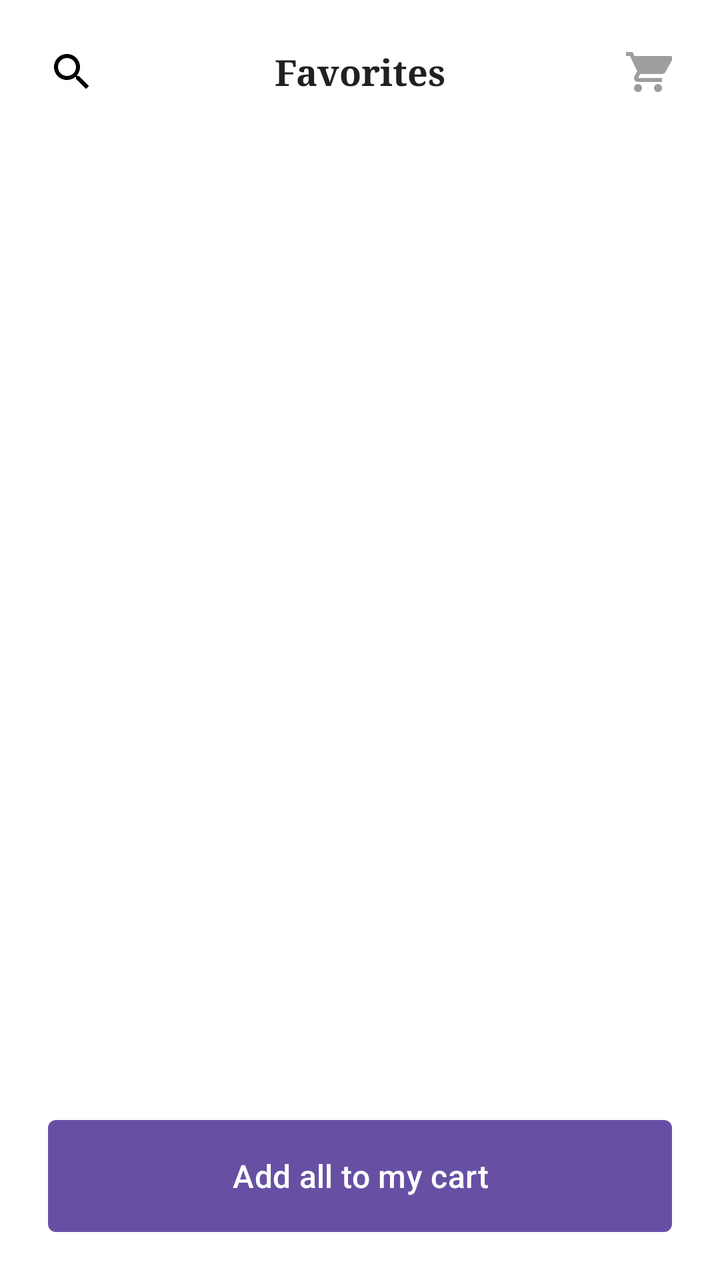
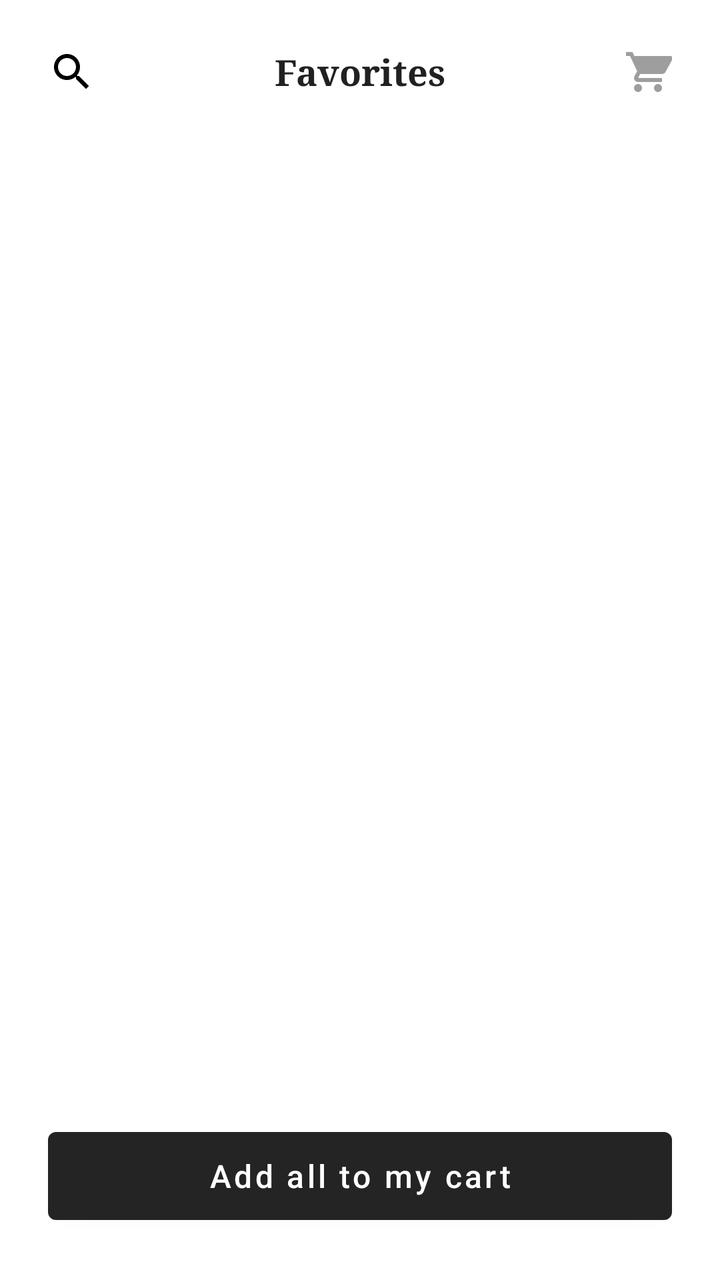

An Android layout rendered at two revisions. The XML below is the earlier revision; the diff shows what the commit changed to produce the second picture.
<!-- AndroidManifest.xml: application theme Theme.Furniture -->
<!-- res/layout/fragment_favorite.xml -->
<?xml version="1.0" encoding="utf-8"?>
<androidx.constraintlayout.widget.ConstraintLayout xmlns:android="http://schemas.android.com/apk/res/android"
    xmlns:app="http://schemas.android.com/apk/res-auto"
    xmlns:tools="http://schemas.android.com/tools"
    android:layout_width="match_parent"
    android:layout_height="match_parent"
    android:background="@color/white"
    tools:context=".ui.FavoriteFragment">

    
    <ImageView
        android:id="@+id/img_search"
        android:layout_width="24dp"
        android:layout_height="24dp"
        android:layout_marginStart="24dp"
        android:layout_marginTop="24dp"
        android:src="@drawable/ic_search"
        app:layout_constraintStart_toStartOf="parent"
        app:layout_constraintTop_toTopOf="parent" />

    <TextView
        android:id="@+id/tv_title"
        android:layout_width="wrap_content"
        android:layout_height="wrap_content"
        android:text="Favorites"
        android:textColor="#212121"
        android:textSize="18sp"
        android:textStyle="bold"
        android:fontFamily="serif"
        app:layout_constraintBottom_toBottomOf="@id/img_search"
        app:layout_constraintEnd_toEndOf="parent"
        app:layout_constraintStart_toStartOf="parent"
        app:layout_constraintTop_toTopOf="@id/img_search" />

    <ImageView
        android:id="@+id/img_cart"
        android:layout_width="24dp"
        android:layout_height="24dp"
        android:layout_marginEnd="24dp"
        android:src="@drawable/ic_cart"
        app:layout_constraintBottom_toBottomOf="@id/img_search"
        app:layout_constraintEnd_toEndOf="parent"
        app:layout_constraintTop_toTopOf="@id/img_search" />

    
    <androidx.recyclerview.widget.RecyclerView
        android:id="@+id/rv_favorites"
        android:layout_width="0dp"
        android:layout_height="0dp"
        android:layout_marginTop="24dp"
        android:layout_marginBottom="16dp"
        android:clipToPadding="false"
        tools:listitem="@layout/item_favorite"
        tools:itemCount="5"
        app:layout_constraintBottom_toTopOf="@id/btn_add_all"
        app:layout_constraintEnd_toEndOf="parent"
        app:layout_constraintStart_toStartOf="parent"
        app:layout_constraintTop_toBottomOf="@id/img_search" />

    
    <TextView
        android:id="@+id/tv_favorite_empty"
        android:layout_width="wrap_content"
        android:layout_height="wrap_content"
        android:gravity="center"
        android:text="Belum ada produk favorit."
        android:textColor="#808080"
        android:visibility="gone"
        app:layout_constraintBottom_toBottomOf="parent"
        app:layout_constraintEnd_toEndOf="parent"
        app:layout_constraintStart_toStartOf="parent"
        app:layout_constraintTop_toTopOf="parent" />

    
    <Button
        android:id="@+id/btn_add_all"
        android:layout_width="0dp"
        android:layout_height="56dp"
        android:layout_marginStart="24dp"
        android:layout_marginEnd="24dp"
        android:layout_marginBottom="24dp"
        android:background="@drawable/bg_button_boarding"
        android:text="Add all to my cart"
        android:textAllCaps="false"
        android:textColor="@color/white"
        android:textSize="16sp"
        app:layout_constraintBottom_toBottomOf="parent"
        app:layout_constraintEnd_toEndOf="parent"
        app:layout_constraintStart_toStartOf="parent" />

</androidx.constraintlayout.widget.ConstraintLayout>
<!-- res/layout/item_favorite.xml (included above) -->
<?xml version="1.0" encoding="utf-8"?>
<androidx.constraintlayout.widget.ConstraintLayout xmlns:android="http://schemas.android.com/apk/res/android"
    xmlns:app="http://schemas.android.com/apk/res-auto"
    android:layout_width="match_parent"
    android:layout_height="wrap_content"
    android:layout_marginBottom="16dp"
    android:paddingStart="24dp"
    android:paddingEnd="24dp">

    
    <androidx.cardview.widget.CardView
        android:id="@+id/cv_image"
        android:layout_width="100dp"
        android:layout_height="100dp"
        app:cardCornerRadius="16dp"
        app:cardElevation="0dp"
        app:layout_constraintStart_toStartOf="parent"
        app:layout_constraintTop_toTopOf="parent">

        <ImageView
            android:id="@+id/img_favorite_product"
            android:layout_width="match_parent"
            android:layout_height="match_parent"
            android:scaleType="centerCrop"
            android:src="@drawable/ic_image_placeholder" />
    </androidx.cardview.widget.CardView>

    
    <TextView
        android:id="@+id/tv_favorite_name"
        android:layout_width="0dp"
        android:layout_height="wrap_content"
        android:layout_marginStart="16dp"
        android:layout_marginEnd="8dp"
        android:text="Coffee Table"
        android:textColor="#808080"
        android:textSize="14sp"
        app:layout_constraintEnd_toStartOf="@id/btn_remove_favorite"
        app:layout_constraintStart_toEndOf="@id/cv_image"
        app:layout_constraintTop_toTopOf="@id/cv_image" />

    
    <TextView
        android:id="@+id/tv_favorite_price"
        android:layout_width="0dp"
        android:layout_height="wrap_content"
        android:layout_marginStart="16dp"
        android:layout_marginTop="4dp"
        android:text="$ 50.00"
        android:textColor="#212121"
        android:textSize="16sp"
        android:textStyle="bold"
        app:layout_constraintEnd_toStartOf="@id/btn_remove_favorite"
        app:layout_constraintStart_toEndOf="@id/cv_image"
        app:layout_constraintTop_toBottomOf="@id/tv_favorite_name" />

    
    <ImageButton
        android:id="@+id/btn_remove_favorite"
        android:layout_width="24dp"
        android:layout_height="24dp"
        android:background="?selectableItemBackgroundBorderless"
        android:src="@drawable/ic_close_circle"
        app:layout_constraintEnd_toEndOf="parent"
        app:layout_constraintTop_toTopOf="@id/cv_image" />

    
    <ImageButton
        android:id="@+id/btn_add_to_cart_item"
        android:layout_width="32dp"
        android:layout_height="32dp"
        android:background="@drawable/bg_qty_btn"
        android:src="@drawable/ic_cart"
        android:padding="6dp"
        android:scaleType="fitCenter"
        app:tint="#212121"
        app:layout_constraintBottom_toBottomOf="@id/cv_image"
        app:layout_constraintEnd_toEndOf="parent" />

    
    <View
        android:layout_width="0dp"
        android:layout_height="1dp"
        android:layout_marginTop="16dp"
        android:background="#E0E0E0"
        app:layout_constraintTop_toBottomOf="@id/cv_image"
        app:layout_constraintStart_toStartOf="parent"
        app:layout_constraintEnd_toEndOf="parent" />

</androidx.constraintlayout.widget.ConstraintLayout>
<!-- resources referenced by this layout -->
<resources>
  <color name="white">#FFFFFFFF</color>
  <!-- drawable bg_button_boarding (drawable) -->
  <?xml version="1.0" encoding="utf-8"?>
  <shape xmlns:android="http://schemas.android.com/apk/res/android"
      android:shape="rectangle">
      <corners android:radius="4dp" />
      <solid android:color="#242424" />
  </shape>
  <!-- drawable bg_qty_btn (drawable) -->
  <?xml version="1.0" encoding="utf-8"?>
  <shape xmlns:android="http://schemas.android.com/apk/res/android"
      android:shape="rectangle">
      <corners android:radius="8dp" />
      <solid android:color="#F5F5F5" />
  </shape>
  <!-- drawable ic_cart (drawable) -->
  <?xml version="1.0" encoding="utf-8"?>
  <vector xmlns:android="http://schemas.android.com/apk/res/android"
      android:width="24dp"
      android:height="24dp"
      android:viewportWidth="24"
      android:viewportHeight="24">
      <path
          android:fillColor="#9E9E9E"
          android:pathData="M7,18c-1.1,0 -1.99,0.9 -1.99,2S5.9,22 7,22s2,-0.9 2,-2 -0.9,-2 -2,-2zM1,2v2h2l3.6,7.59 -1.35,2.45c-0.16,0.28 -0.25,0.61 -0.25,0.96C5,16.1 5.9,17 7,17h12v-2H7.42c-0.14,0 -0.25,-0.11 -0.25,-0.25l0.03,-0.12 0.9,-1.63H19c0.75,0 1.41,-0.41 1.75,-1.03l3.58,-6.49C24.42,4.82 24.08,4 23.25,4H5.21l-0.94,-2H1zM17,18c-1.1,0 -1.99,0.9 -1.99,2S15.9,22 17,22s2,-0.9 2,-2 -0.9,-2 -2,-2z" />
  </vector>
  <!-- drawable ic_close_circle (drawable) -->
  <vector xmlns:android="http://schemas.android.com/apk/res/android"
      android:width="24dp"
      android:height="24dp"
      android:viewportWidth="24"
      android:viewportHeight="24">
      <path
          android:fillColor="#212121"
          android:pathData="M12,2C6.47,2 2,6.47 2,12s4.47,10 10,10 10,-4.47 10,-10S17.53,2 12,2zM12,20c-4.41,0 -8,-3.59 -8,-8s3.59,-8 8,-8 8,3.59 8,8 -3.59,8 -8,8zM15.59,7L12,10.59 8.41,7 7,8.41 10.59,12 7,15.59 8.41,17 12,13.41 15.59,17 17,15.59 13.41,12 17,8.41z"/>
  </vector>
  <!-- drawable ic_image_placeholder (drawable) -->
  <?xml version="1.0" encoding="utf-8"?>
  <vector xmlns:android="http://schemas.android.com/apk/res/android"
      android:width="48dp"
      android:height="48dp"
      android:viewportWidth="24"
      android:viewportHeight="24">
      
      <path
          android:fillColor="#F0F0F0"
          android:pathData="M0,0 L24,0 L24,24 L0,24 Z" />
      
      <path
          android:fillColor="#BDBDBD"
          android:pathData="M21,19V5c0,-1.1 -0.9,-2 -2,-2H5c-1.1,0 -2,0.9 -2,2v14c0,1.1 0.9,2 2,2h14c1.1,0 2,-0.9 2,-2zM8.5,13.5l2.5,3.01L14.5,12l4.5,6H5l3.5,-4.5z" />
  </vector>
  <!-- drawable ic_search (drawable) -->
  <vector xmlns:android="http://schemas.android.com/apk/res/android"
      android:width="24dp"
      android:height="24dp"
      android:viewportWidth="24"
      android:viewportHeight="24"
      android:tint="#000000">
      <path
          android:fillColor="@android:color/white"
          android:pathData="M15.5,14h-0.79l-0.28,-0.27C15.41,12.59 16,11.11 16,9.5 16,5.91 13.09,3 9.5,3S3,5.91 3,9.5 5.91,16 9.5,16c1.61,0 3.09,-0.59 4.23,-1.57l0.27,0.28v0.79l5,4.99L20.49,19l-4.99,-5zM9.5,14C7.01,14 5,11.99 5,9.5S7.01,5 9.5,5 14,7.01 14,9.5 11.99,14 9.5,14z"/>
  </vector>
  <style name="Theme.Furniture" parent="Base.Theme.Furniture" />
  <style name="Base.Theme.Furniture" parent="Theme.Material3.DayNight.NoActionBar">
          
          
      </style>
</resources>

<!-- the commit's change to res/layout/fragment_favorite.xml (unified diff, before → after) -->
@@ -72,14 +72,17 @@
         app:layout_constraintTop_toTopOf="parent" />
 
     
-    <Button
+    <com.google.android.material.button.MaterialButton
         android:id="@+id/btn_add_all"
         android:layout_width="0dp"
         android:layout_height="56dp"
         android:layout_marginStart="24dp"
         android:layout_marginEnd="24dp"
         android:layout_marginBottom="24dp"
-        android:background="@drawable/bg_button_boarding"
+        app:backgroundTint="#242424"
+        app:cornerRadius="4dp"
+        app:elevation="0dp"
+        style="@style/Widget.MaterialComponents.Button"
         android:text="Add all to my cart"
         android:textAllCaps="false"
         android:textColor="@color/white"
@@ -156,16 +159,22 @@
         app:layout_constraintEnd_toEndOf="parent"
         app:layout_constraintTop_toTopOf="@id/cv_image" />
 
-    
-    <ImageButton
+    <com.google.android.material.button.MaterialButton
         android:id="@+id/btn_add_to_cart_item"
         android:layout_width="32dp"
         android:layout_height="32dp"
-        android:background="@drawable/bg_qty_btn"
-        android:src="@drawable/ic_cart"
-        android:padding="6dp"
-        android:scaleType="fitCenter"
-        app:tint="#212121"
+        app:backgroundTint="#F5F5F5"
+        app:cornerRadius="8dp"
+        app:elevation="0dp"
+        app:icon="@drawable/ic_cart"
+        app:iconTint="#212121"
+        app:iconSize="16dp"
+        app:iconGravity="textStart"
+        android:insetTop="0dp"
+        android:insetBottom="0dp"
+        android:paddingStart="8dp"
+        android:paddingEnd="8dp"
+        style="@style/Widget.MaterialComponents.Button"
         app:layout_constraintBottom_toBottomOf="@id/cv_image"
         app:layout_constraintEnd_toEndOf="parent" />
 
<!-- resource entries referenced after the edit -->
@@ -1,20 +1,6 @@
 <!-- resources referenced by this layout -->
 <resources>
   <color name="white">#FFFFFFFF</color>
-  <!-- drawable bg_button_boarding (drawable) -->
-  <?xml version="1.0" encoding="utf-8"?>
-  <shape xmlns:android="http://schemas.android.com/apk/res/android"
-      android:shape="rectangle">
-      <corners android:radius="4dp" />
-      <solid android:color="#242424" />
-  </shape>
-  <!-- drawable bg_qty_btn (drawable) -->
-  <?xml version="1.0" encoding="utf-8"?>
-  <shape xmlns:android="http://schemas.android.com/apk/res/android"
-      android:shape="rectangle">
-      <corners android:radius="8dp" />
-      <solid android:color="#F5F5F5" />
-  </shape>
   <!-- drawable ic_cart (drawable) -->
   <?xml version="1.0" encoding="utf-8"?>
   <vector xmlns:android="http://schemas.android.com/apk/res/android"
